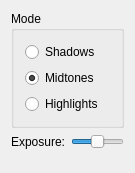
Above: krita/plugins/filters/dodgeburn/DodgeBurnConfigurationBaseWidget.ui from KDE/krita before the change. Below: the same form after it.
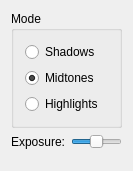
That is the form after the change.

Commit message: Changed the UI which contains labels and textfields into QFormLayout to set alignment issues

```diff
--- a/krita/plugins/filters/dodgeburn/DodgeBurnConfigurationBaseWidget.ui
+++ b/krita/plugins/filters/dodgeburn/DodgeBurnConfigurationBaseWidget.ui
@@ -6,8 +6,8 @@
    <rect>
     <x>0</x>
     <y>0</y>
-    <width>135</width>
-    <height>173</height>
+    <width>133</width>
+    <height>171</height>
    </rect>
   </property>
   <layout class="QVBoxLayout">
@@ -48,8 +48,11 @@
     </widget>
    </item>
    <item>
-    <layout class="QHBoxLayout">
-     <item>
+    <layout class="QFormLayout" name="formLayout">
+     <property name="rowWrapPolicy">
+      <enum>QFormLayout::WrapLongRows</enum>
+     </property>
+     <item row="0" column="0">
       <widget class="QLabel" name="textLabel1">
        <property name="text">
         <string>Exposure:</string>
@@ -59,7 +62,7 @@
        </property>
       </widget>
      </item>
-     <item>
+     <item row="0" column="1">
       <widget class="QSlider" name="sliderExposure">
        <property name="maximum">
         <number>100</number>
```
The commit also changes 91 other files.
